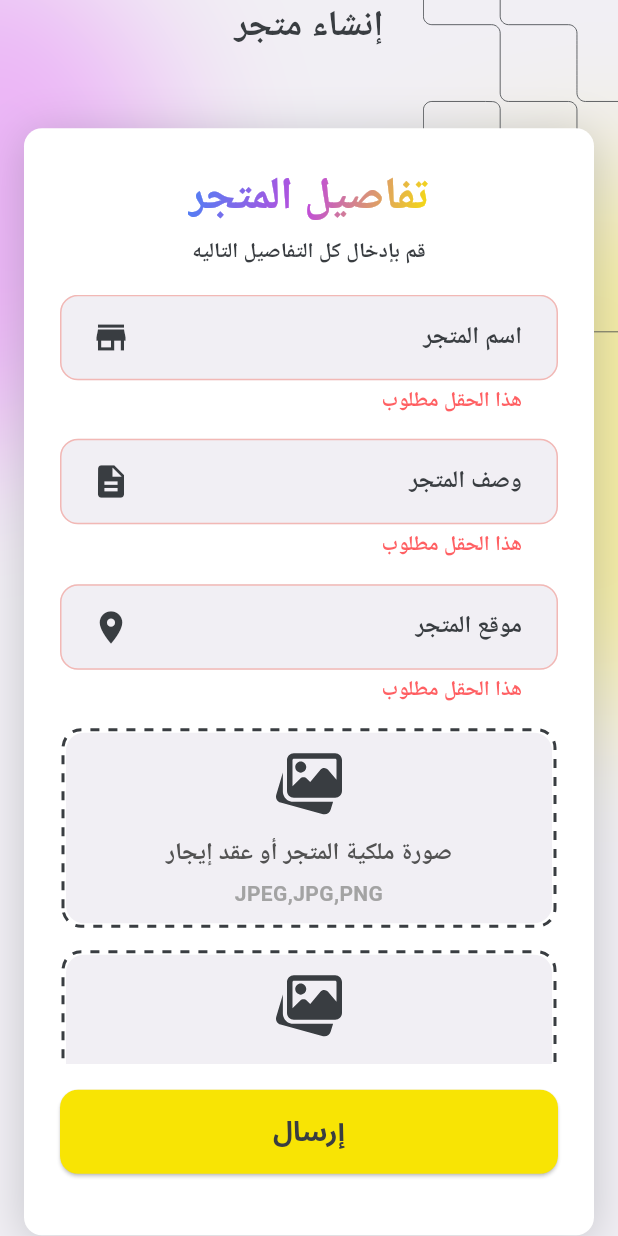
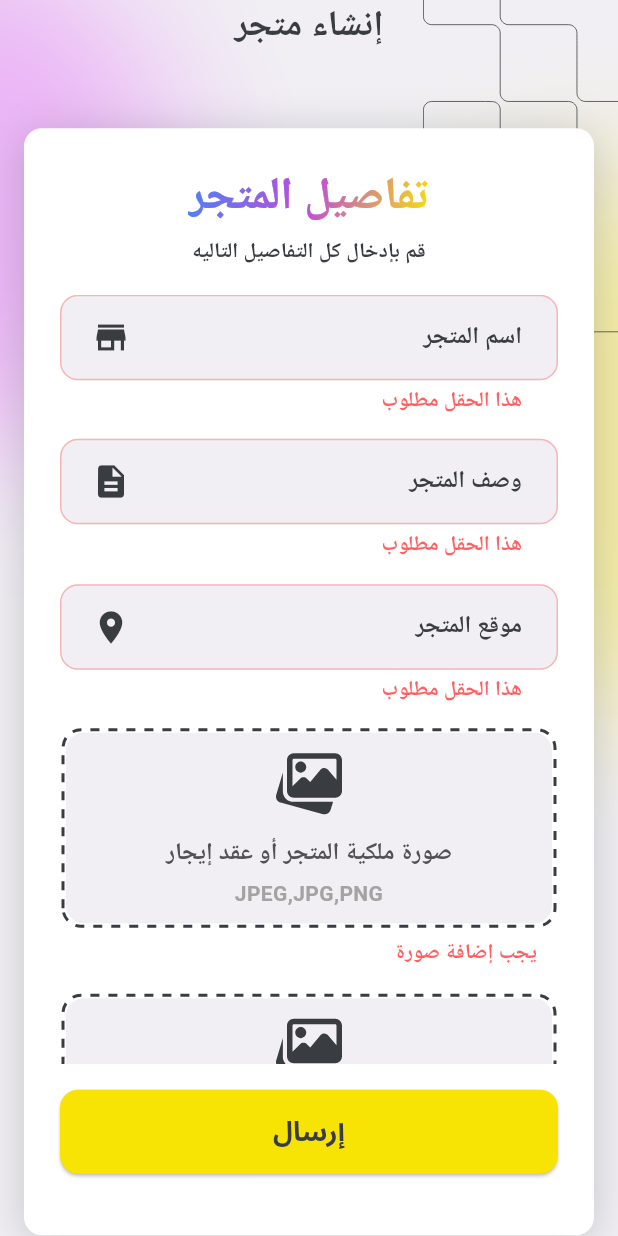
Before and after one commit to HamzaAlwajeeh/Taxpayer-Services, a Flutter app: the screen it shows after launch, after a tap on "إرسال", on a phone screen of 412 x 824 dp. Run offline on Flutter 3.47's test engine with Material 3 defaults, Android fonts, the light colour scheme and no system bars; drawn by our look-alikes of dotted_border; our stand-ins replace curved_navigation_bar, delightful_toast, dio, file_picker, flutter_svg, get and 4 more; project files that could hold a hidden picture were left out.

Commit message:
feat: add image upload widget with selection, display, and validation capabilities

```diff
--- a/lib/Features/Auth/presentation/views/widgets/upload_image.dart
+++ b/lib/Features/Auth/presentation/views/widgets/upload_image.dart
@@ -51,7 +51,18 @@ class _UploadImageState extends State<UploadImage>
             widget.isStoreImage
                 ? controller.storeImagePath
                 : controller.imagePath;
-        return DottedBorder(
+        return FormField<File?>(
+          validator: (value) {
+            if (image == null) {
+              return 'يجب إضافة صورة ';
+            }
+            return null;
+          },
+          builder: (formState) {
+            return Column(
+              crossAxisAlignment: CrossAxisAlignment.start,
+              children: [
+                DottedBorder(
                   animation: _controller,
                   options: RoundedRectDottedBorderOptions(
                     color: AppColors.textPrimaryColor,
@@ -64,7 +75,10 @@ class _UploadImageState extends State<UploadImage>
                           ? OpenImage(
                             imagePath: image,
                             onRemove: () {
-                      controller.removeImage(isStoreImage: widget.isStoreImage);
+                              controller.removeImage(
+                                isStoreImage: widget.isStoreImage,
+                              );
+                              formState.didChange(null);
                             },
                           )
                           : SelectImage(
@@ -75,8 +89,27 @@ class _UploadImageState extends State<UploadImage>
                                 context,
                                 isStoreImage: widget.isStoreImage,
                               );
+                              // Note: Validation update happens when controller rebuilds,
+                              // but we might need to trigger didChange after image is selected.
+                              // Since this is inside GetBuilder, it rebuilds on update().
+                              // But FormField state needs to be updated.
+                              // Actually, if we use image from controller in validator logic, it should work on Validate call.
                             },
                           ),
+                ),
+                if (formState.hasError)
+                  Padding(
+                    padding: const EdgeInsets.only(top: 8, right: 12),
+                    child: Text(
+                      formState.errorText!,
+                      style: TextStyles.semiBold14.copyWith(
+                        color: AppColors.red.withOpacity(0.8),
+                      ),
+                    ),
+                  ),
+              ],
+            );
+          },
         );
       },
     );
```
Lines whose indentation alone changed are shown as unchanged.
